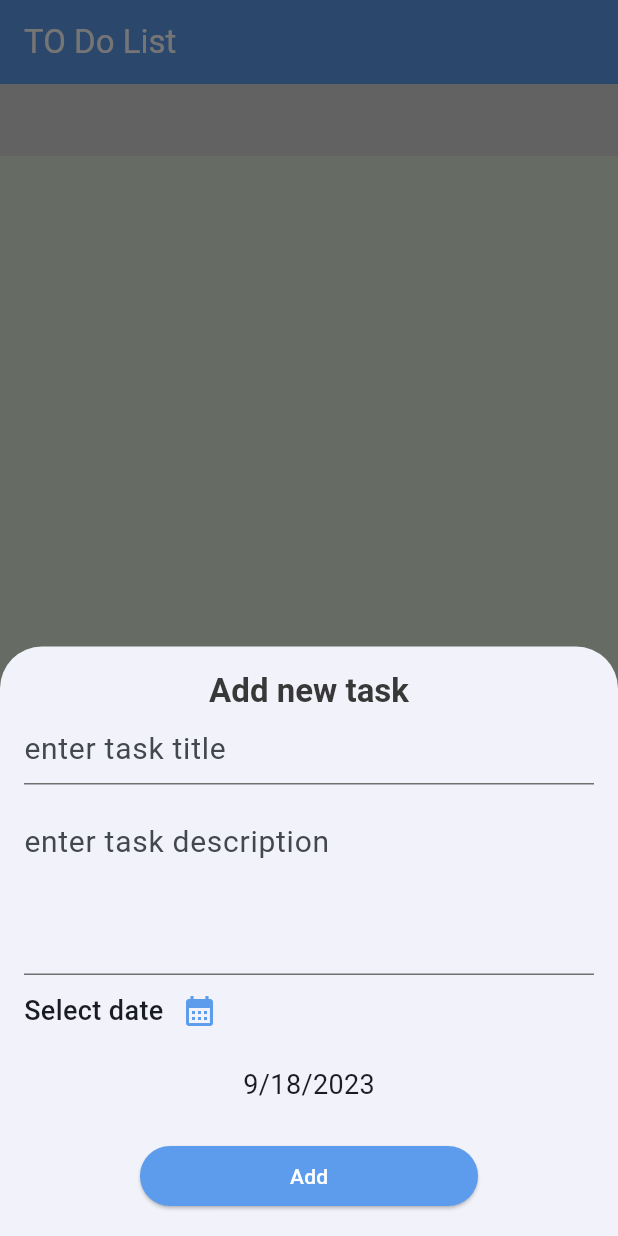
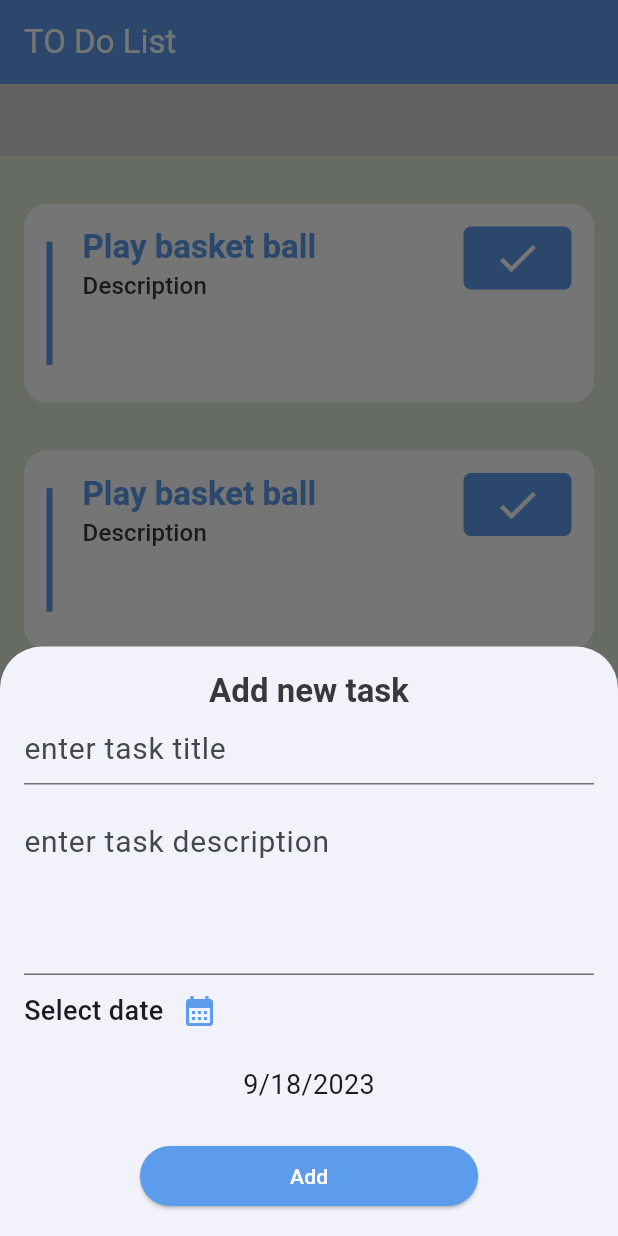
Before and after one commit to MohammedGhazaly/TO-DO-App, a Flutter app: the screen it shows after launch, after a tap on the "add" icon, on a phone screen of 412 x 824 dp. Run offline on Flutter 3.47's test engine with Material 2 defaults, Android fonts, the phone set to English and light mode, and no system bars; drawn by our look-alikes of flutter_slidable; our stand-ins replace flutter_native_splash; missing offline and left inert: calendar_agenda; Roboto replaces fonts that are missing (Poppins); statements that could not run were skipped.

Commit message:
Finished task widget

```diff
--- a/lib/my_theme.dart
+++ b/lib/my_theme.dart
@@ -31,6 +31,12 @@ class MyTheme {
         fontSize: 18,
         fontWeight: FontWeight.w700,
       ),
+      titleSmall: TextStyle(
+        color: MyTheme.blackColorLightMode,
+        fontSize: 16,
+
+        // fontWeight: FontWeight.w700,
+      ),
     ),
   );
 
@@ -53,6 +59,11 @@ class MyTheme {
         color: MyTheme.whiteColor,
         fontSize: 18,
         fontWeight: FontWeight.w700,
+      ),
+      titleSmall: TextStyle(
+        color: whiteColor,
+        fontSize: 16,
+        // fontWeight: FontWeight.w700,
       ),
     ),
   );
--- /dev/null
+++ b/lib/tabs/taks_list/task_widget.dart
@@ -0,0 +1,93 @@
+import 'package:flutter/material.dart';
+import 'package:flutter_slidable/flutter_slidable.dart';
+import 'package:todo_app/my_theme.dart';
+
+class TaskWidget extends StatelessWidget {
+  const TaskWidget({super.key});
+
+  @override
+  Widget build(BuildContext context) {
+    return Padding(
+      padding: const EdgeInsets.all(16),
+      child: Slidable(
+        startActionPane: ActionPane(
+          motion: ScrollMotion(),
+          children: [
+            SlidableAction(
+              icon: Icons.delete,
+              borderRadius: BorderRadius.circular(15),
+              label: "Delete",
+              backgroundColor: MyTheme.redColor,
+              onPressed: (context) {},
+            )
+          ],
+        ),
+        child: Container(
+          padding: const EdgeInsets.all(15),
+          decoration: BoxDecoration(
+            color: MyTheme.whiteColor,
+            borderRadius: BorderRadius.circular(15),
+          ),
+          child: Row(
+            mainAxisAlignment: MainAxisAlignment.start,
+            crossAxisAlignment: CrossAxisAlignment.start,
+            children: [
+              Container(
+                width: 4,
+                margin: const EdgeInsets.symmetric(vertical: 10),
+                decoration: BoxDecoration(
+                  color: MyTheme.primaryColor,
+                ),
+                constraints: BoxConstraints(
+                  minHeight: MediaQuery.of(context).size.height * 0.1,
+                ),
+              ),
+              const SizedBox(
+                width: 20,
+              ),
+              Expanded(
+                child: Column(
+                  crossAxisAlignment: CrossAxisAlignment.start,
+                  children: [
+                    Text(
+                      "Play basket ball",
+                      style: Theme.of(context).textTheme.titleLarge!.copyWith(
+                            fontWeight: FontWeight.w700,
+                            color: MyTheme.primaryColor,
+                          ),
+                    ),
+                    Text(
+                      "Description",
+                      style: Theme.of(context).textTheme.titleSmall,
+                    )
+                  ],
+                ),
+              ),
+              const SizedBox(
+                width: 20,
+              ),
+              Align(
+                alignment: Alignment.center,
+                child: Container(
+                  padding:
+                      const EdgeInsets.symmetric(vertical: 5, horizontal: 20),
+                  // height: 30,
+                  // width: 60,
+                  decoration: BoxDecoration(
+                    borderRadius: BorderRadius.circular(5),
+                    color: MyTheme.primaryColor,
+                  ),
+                  child: Icon(
+                    Icons.check,
+                    size: 32,
+                    color: Colors.white,
+                  ),
+                ),
+              )
+            ],
+          ),
+        ),
+      ),
+    );
+  }
+}
--- a/lib/tabs/taks_list/tasks_list.dart
+++ b/lib/tabs/taks_list/tasks_list.dart
@@ -1,6 +1,7 @@
 import 'package:flutter/material.dart';
 import 'package:calendar_agenda/calendar_agenda.dart';
 import 'package:todo_app/my_theme.dart';
+import 'package:todo_app/tabs/taks_list/task_widget.dart';
 
 class TasksTab extends StatelessWidget {
   const TasksTab({super.key});
@@ -11,12 +12,25 @@ class TasksTab extends StatelessWidget {
       children: [
         CalendarAgenda(
           selectedDateColor: MyTheme.primaryColor,
-          locale: "en",
-          events: [],
+          locale: "ar",
+          events: [
+            DateTime.now(),
+            DateTime.now().add(Duration(days: 2)),
+          ],
           initialDate: DateTime.now(),
           firstDate: DateTime.now().subtract(const Duration(days: 365)),
           lastDate: DateTime.now().add(const Duration(days: 365)),
           onDateSelected: (date) {},
+        ),
+        const SizedBox(
+          height: 16,
+        ),
+        Expanded(
+          child: ListView.builder(
+              itemCount: 5,
+              itemBuilder: (context, index) {
+                return TaskWidget();
+              }),
         )
       ],
     );
--- a/pubspec.yaml
+++ b/pubspec.yaml
@@ -8,6 +8,7 @@ environment:
   sdk: ">=3.1.0 <4.0.0"
 
 dependencies:
+  flutter_slidable: ^3.0.0
   calendar_agenda: ^0.0.2+3
   intl: ^0.17.0
   flutter_native_splash: ^2.3.2
```
Also changed, not shown: pubspec.lock.
